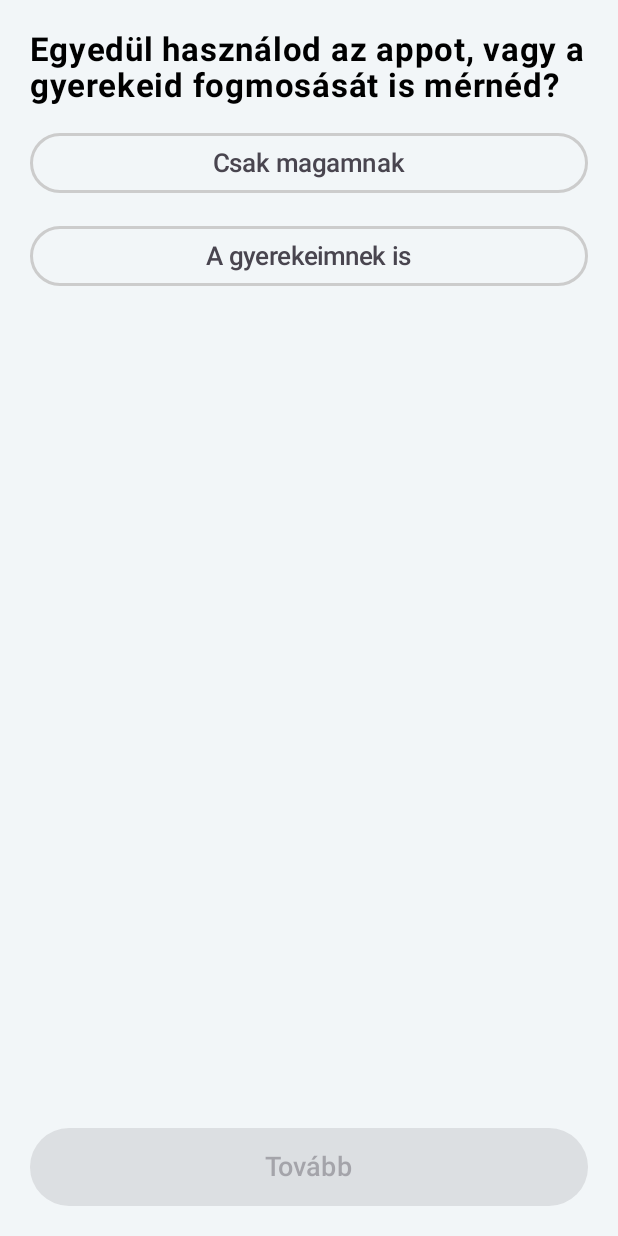
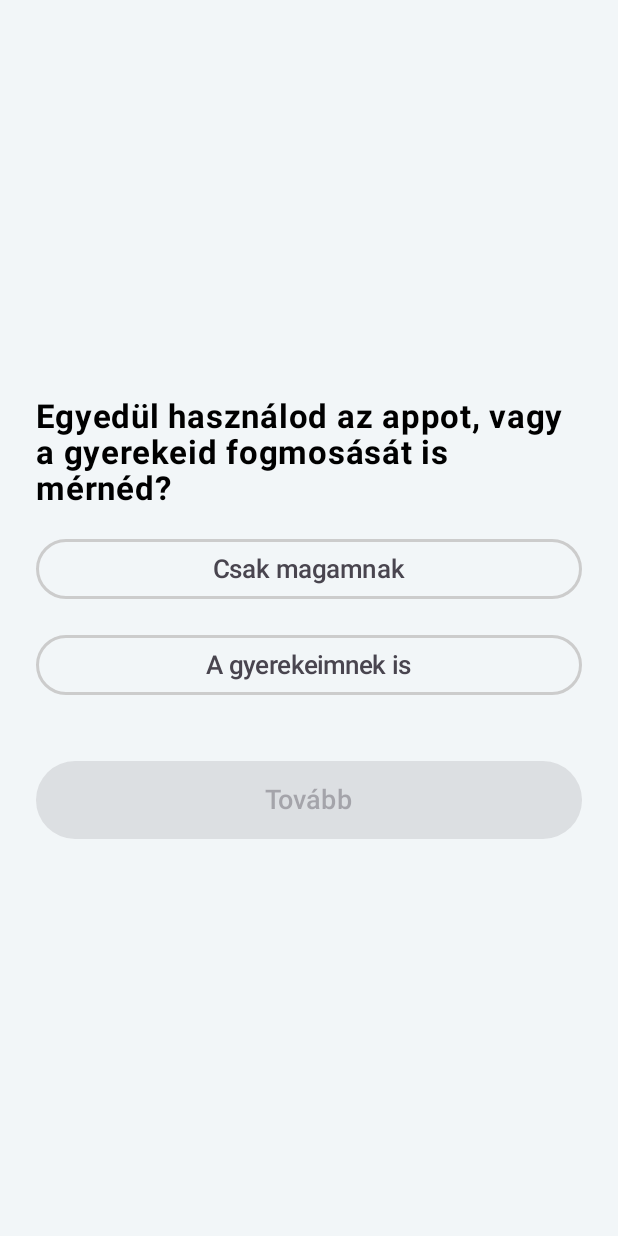
Before and after one commit to ferko1979/toothbrushtimer, an Android app built with Jetpack Compose: the screen it shows after launch (MainActivity), after a tap on "Tovább", on a phone screen of 412 x 824 dp. Run offline under Robolectric (Android 15) with nearby library versions, the phone set to English and light mode, and no system bars; libraries missing offline, so code that uses them is left out: com.google.android.gms; 2 statements that could not run were skipped.

Commit message:
Onboarding pages centred with max width; DentHub link reminder on every start until linked
Co-Authored-By: Claude Opus 5.5 <noreply@anthropic.com>
Claude-Session: https://claude.ai/code/session_01EyotBwheTTSKqU96Dft2T9

```diff
--- a/android/app/src/main/kotlin/hu/fogmosas/app/AppRoot.kt
+++ b/android/app/src/main/kotlin/hu/fogmosas/app/AppRoot.kt
@@ -2,6 +2,7 @@ package hu.fogmosas.app
 
 import androidx.compose.foundation.background
 import androidx.compose.foundation.layout.Box
+import androidx.compose.foundation.layout.Column
 import androidx.compose.foundation.layout.fillMaxSize
 import androidx.compose.foundation.layout.imePadding
 import androidx.compose.foundation.layout.safeDrawingPadding
@@ -94,7 +95,10 @@ fun AppRoot(activity: MainActivity, store: AppStore) {
                 }) { pad ->
                     Box(Modifier.padding(pad).imePadding()) {
                         when (tab) {
-                            0 -> HomeScreen(store) { activity.requestPermissions(); startBrushing(false) }
+                            0 -> Column {
+                                LinkReminderBanner(activity, store) { tab = 1 }
+                                HomeScreen(store) { activity.requestPermissions(); startBrushing(false) }
+                            }
                             1 -> StatsScreen(activity, store)
                             2 -> AchievementsScreen(store)
                             else -> SettingsScreen(activity, store)
--- a/android/app/src/main/kotlin/hu/fogmosas/app/MainActivity.kt
+++ b/android/app/src/main/kotlin/hu/fogmosas/app/MainActivity.kt
@@ -21,6 +21,8 @@ class MainActivity : FragmentActivity() {
     /** App lock / parent lock state; locks again when the app goes to the background (not while brushing). */
     val unlocked = mutableStateOf(false)
     val parentUnlocked = mutableStateOf(false)
+    /** "Not linked to DentHub yet" banner: shown again every time the app is opened. */
+    val linkReminder = mutableStateOf(true)
     lateinit var speaker: Speaker
 
     override fun onCreate(savedInstanceState: Bundle?) {
@@ -54,6 +56,7 @@ class MainActivity : FragmentActivity() {
 
     override fun onStart() {
         super.onStart()
+        linkReminder.value = true
         BrushingEngine.appForeground()
     }
 
--- a/android/app/src/main/kotlin/hu/fogmosas/app/Screens.kt
+++ b/android/app/src/main/kotlin/hu/fogmosas/app/Screens.kt
@@ -14,6 +14,8 @@ import androidx.compose.foundation.layout.height
 import androidx.compose.foundation.layout.padding
 import androidx.compose.foundation.layout.size
 import androidx.compose.foundation.layout.safeDrawingPadding
+import androidx.compose.foundation.layout.widthIn
+import androidx.compose.foundation.layout.ColumnScope
 import androidx.compose.foundation.text.KeyboardActions
 import androidx.compose.foundation.text.KeyboardOptions
 import androidx.compose.runtime.key
@@ -94,10 +96,7 @@ fun QuestionFlow(flow: OnboardingFlow, stopAtMore: Boolean = false, onFinish: ()
         return
     }
 
-    Column(
-        Modifier.fillMaxSize().let { if (q.pictureOnly) it.background(kidBrush) else it }.safeDrawingPadding().padding(20.dp),
-        verticalArrangement = Arrangement.spacedBy(14.dp),
-    ) {
+    FormPage(Modifier.let { if (q.pictureOnly) it.background(kidBrush) else it }) {
         if (q.text.isNotEmpty()) Text(q.text, fontSize = 22.sp, fontWeight = FontWeight.Bold)
         when (q.kind) {
             "choice" -> q.options.forEach { (id, label) ->
@@ -124,7 +123,7 @@ fun QuestionFlow(flow: OnboardingFlow, stopAtMore: Boolean = false, onFinish: ()
             }
         }
         error?.let { Text(it, color = C.danger) }
-        Spacer(Modifier.weight(1f))
+        Spacer(Modifier.height(8.dp))
         Button(
             onClick = {
                 val v = when (q.kind) { "text" -> text; "number" -> age.toString(); else -> selected ?: "" }
@@ -147,7 +146,7 @@ fun OnboardingScreen(activity: MainActivity, store: AppStore) {
     // Re-read texts when the language is switched on the first screen.
     var lang by remember { mutableStateOf(hu.fogmosas.core.I18n.lang) }
     key(lang) { when (step) {
-        0 -> Column(Modifier.fillMaxSize().safeDrawingPadding().padding(24.dp), horizontalAlignment = Alignment.CenterHorizontally, verticalArrangement = Arrangement.spacedBy(16.dp)) {
+        0 -> FormPage(horizontal = Alignment.CenterHorizontally) {
             Row(Modifier.fillMaxWidth(), horizontalArrangement = Arrangement.End) {
                 for ((code, label) in listOf("hu" to "Magyar", "en" to "English")) {
                     androidx.compose.material3.FilterChip(selected = lang == code, onClick = {
@@ -156,7 +155,7 @@ fun OnboardingScreen(activity: MainActivity, store: AppStore) {
                     }, label = { Text(label) }, modifier = Modifier.padding(start = 8.dp))
                 }
             }
-            Spacer(Modifier.weight(1f))
+            Spacer(Modifier.height(8.dp))
             Text("🪥", fontSize = 70.sp)
             Text(tr("Üdv!"), fontSize = 32.sp, fontWeight = FontWeight.Bold)
             Text(tr("Az app a hang alapján méri a fogmosásod idejét: a víz elzárásától az öblítésig. Hangfelvétel nem készül, minden a telefonodon marad."),
@@ -164,11 +163,11 @@ fun OnboardingScreen(activity: MainActivity, store: AppStore) {
             OutlinedTextField(name, { name = it }, label = { Text(tr("Hogy szólíthatunk?")) }, modifier = Modifier.fillMaxWidth(), singleLine = true,
                 keyboardOptions = KeyboardOptions(capitalization = KeyboardCapitalization.Words, imeAction = ImeAction.Done),
                 keyboardActions = KeyboardActions(onDone = { flow = OnboardingFlow(name.trim().ifEmpty { tr("Én") }); step = 1 }))
-            Spacer(Modifier.weight(1f))
+            Spacer(Modifier.height(8.dp))
             Button(onClick = { flow = OnboardingFlow(name.trim().ifEmpty { tr("Én") }); step = 1 }, Modifier.fillMaxWidth().height(52.dp)) { Text(tr("Tovább")) }
         }
         1 -> QuestionFlow(flow) { step = 2 }
-        2 -> Column(Modifier.fillMaxSize().safeDrawingPadding().padding(24.dp), verticalArrangement = Arrangement.spacedBy(16.dp)) {
+        2 -> FormPage {
             Text(tr("Milyen fogkefét használsz?"), fontSize = 22.sp, fontWeight = FontWeight.Bold)
             SingleChoiceSegmentedButtonRow(Modifier.fillMaxWidth()) {
                 SegmentedButton(!electric, { electric = false }, SegmentedButtonDefaults.itemShape(0, 2)) { Text(tr("Kézi")) }
@@ -176,19 +175,19 @@ fun OnboardingScreen(activity: MainActivity, store: AppStore) {
             }
             Text(if (electric) tr("Elektromos fogkefénél a motor zúgását is figyeljük, és az első 3 fogmosásból megtanuljuk a fogkeféd hangját.")
                  else tr("Kézi fogkefénél a súrolás ritmusát figyeljük. Más zúgását figyelmen kívül hagyjuk."), color = C.muted)
-            Spacer(Modifier.weight(1f))
+            Spacer(Modifier.height(8.dp))
             Button(onClick = { step = 3 }, Modifier.fillMaxWidth().height(52.dp)) { Text(tr("Tovább")) }
         }
-        3 -> Column(Modifier.fillMaxSize().safeDrawingPadding().padding(24.dp), verticalArrangement = Arrangement.spacedBy(16.dp)) {
+        3 -> FormPage {
             Text(tr("Mi a célod?"), fontSize = 22.sp, fontWeight = FontWeight.Bold)
             Text(tr("A fogorvosok naponta kétszer 2 percet javasolnak."), color = C.muted)
             Stepper(tr("Naponta {0}×", goals.perDay), { goals = goals.copy(perDay = goals.perDay - 1).clamped() }, { goals = goals.copy(perDay = goals.perDay + 1).clamped() })
             Stepper(tr("Célidő: {0}", Formatting.clock(goals.targetS)), { goals = goals.copy(targetS = goals.targetS - 15).clamped() }, { goals = goals.copy(targetS = goals.targetS + 15).clamped() })
             goals.warnings.forEach { Text(it, color = C.warn, fontSize = 13.sp) }
-            Spacer(Modifier.weight(1f))
+            Spacer(Modifier.height(8.dp))
             Button(onClick = { step = 4 }, Modifier.fillMaxWidth().height(52.dp)) { Text(tr("Tovább")) }
         }
-        else -> Column(Modifier.fillMaxSize().safeDrawingPadding().padding(24.dp), verticalArrangement = Arrangement.spacedBy(16.dp)) {
+        else -> FormPage {
             Text(tr("Engedélyek"), fontSize = 22.sp, fontWeight = FontWeight.Bold)
             InfoCard {
                 Text(tr("🎙️ Mikrofon és 🔔 értesítések"), fontWeight = FontWeight.Bold)
@@ -196,7 +195,7 @@ fun OnboardingScreen(activity: MainActivity, store: AppStore) {
                     color = C.muted, fontSize = 14.sp)
                 OutlinedButton(onClick = { activity.requestPermissions() }) { Text(tr("Engedélyezés")) }
             }
-            Spacer(Modifier.weight(1f))
+            Spacer(Modifier.height(8.dp))
             Button(onClick = {
                 val ps = flow.profiles().toMutableList()
                 ps[0] = ps[0].copy(brushType = if (electric) "electric" else "manual", goals = goals)
@@ -206,6 +205,17 @@ fun OnboardingScreen(activity: MainActivity, store: AppStore) {
             }, Modifier.fillMaxWidth().height(52.dp)) { Text(tr("Kezdjük!")) }
         }
     } }
+}
+
+/** Onboarding page: content and button stay together in the middle, at most 520 dp wide, scrollable. */
+@Composable
+fun FormPage(modifier: Modifier = Modifier, horizontal: Alignment.Horizontal = Alignment.Start, content: @Composable ColumnScope.() -> Unit) {
+    Box(Modifier.fillMaxSize().then(modifier).safeDrawingPadding(), contentAlignment = Alignment.Center) {
+        Column(
+            Modifier.widthIn(max = 520.dp).fillMaxWidth().verticalScroll(rememberScrollState()).padding(24.dp),
+            horizontalAlignment = horizontal, verticalArrangement = Arrangement.spacedBy(16.dp), content = content,
+        )
+    }
 }
 
 @Composable
--- a/android/shared/src/main/kotlin/hu/fogmosas/shared/Store.kt
+++ b/android/shared/src/main/kotlin/hu/fogmosas/shared/Store.kt
@@ -28,6 +28,9 @@ data class AppData(
     val extras: List<ExtraRecord> = emptyList(),
     val care: List<CareEntry> = emptyList(),
     val tourSeen: Boolean = false,
+    /** Set after the first successful transfer to the DentHub website (QR link). */
+    val denthubLinkedMs: Long? = null,
+    val denthubHost: String? = null,
 ) {
     val activeProfile get() = profiles.firstOrNull { it.id == activeProfileId } ?: profiles.first()
     fun profile(id: String) = profiles.firstOrNull { it.id == id }
```
Also changed, not shown: android/app/src/main/kotlin/hu/fogmosas/app/CareScreens.kt (+24 -0 lines), android/brushcore/src/main/resources/i18n/en.json (+6 -2 lines), 7 other files.
